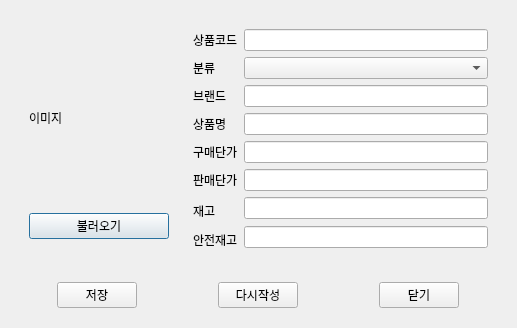
The window that client/view/view_register.ui (si-yeon/management_program) describes before a commit, drawn with Qt 5.
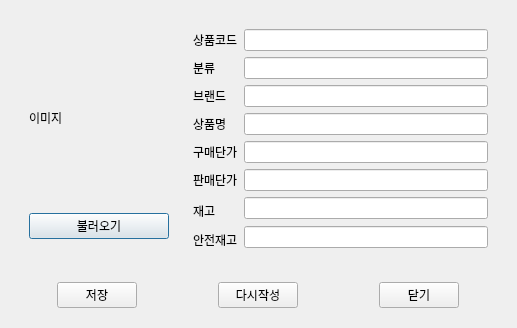
The same window after the commit.

Diff of the .ui file:
```diff
--- a/client/view/view_register.ui
+++ b/client/view/view_register.ui
@@ -96,10 +96,7 @@
           <widget class="QLineEdit" name="le_name"/>
          </item>
          <item row="2" column="1">
-          <widget class="QLineEdit" name="le_brand"/>
-         </item>
-         <item row="1" column="1">
-          <widget class="QComboBox" name="cb_type"/>
+          <widget class="QLineEdit" name="brand"/>
          </item>
          <item row="0" column="1">
           <widget class="QLineEdit" name="le_code"/>
@@ -132,6 +129,9 @@
            </property>
           </widget>
          </item>
+         <item row="1" column="1">
+          <widget class="QLineEdit" name="type"/>
+         </item>
         </layout>
        </widget>
       </item>
```
Left out of the diff: 14 changed lines with no effect on the pictures.
